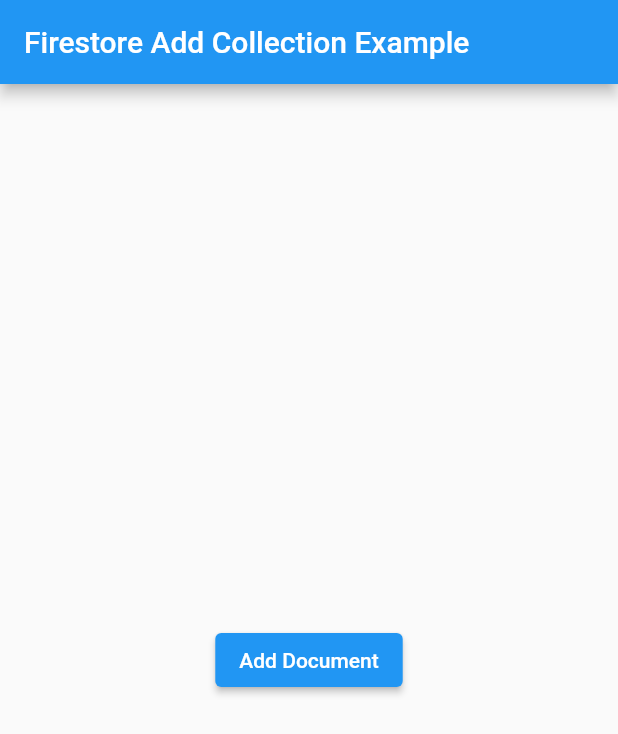
After one commit to hifdzimaulana34/project_madhang, a Flutter app: the MyHomePage screen opened directly, after a tap on "Add Document", on a phone screen of 412 x 824 dp. The commit adds this screen. Shown: the top 734 px of the screen. Run offline on Flutter 3.47's test engine with Material 2 defaults, Android fonts, the phone set to English and light mode, and no system bars; our stand-ins replace cloud_firestore, firebase_core; accounts and stored records are empty.

Commit message:
fitur Create

```diff
--- /dev/null
+++ b/lib/testing.dart
@@ -0,0 +1,56 @@
+import 'package:flutter/material.dart';
+import 'package:firebase_core/firebase_core.dart';
+import 'package:cloud_firestore/cloud_firestore.dart';
+
+void main() async {
+  WidgetsFlutterBinding.ensureInitialized();
+  await Firebase.initializeApp();
+
+  runApp(MyApp());
+}
+
+class MyApp extends StatelessWidget {
+  @override
+  Widget build(BuildContext context) {
+    return MaterialApp(
+      title: 'Firestore Add Collection Example',
+      theme: ThemeData(
+        primarySwatch: Colors.blue,
+      ),
+      home: MyHomePage(),
+    );
+  }
+}
+
+class MyHomePage extends StatelessWidget {
+  final FirebaseFirestore firestore = FirebaseFirestore.instance;
+  final CollectionReference collectionRef =
+      FirebaseFirestore.instance.collection('newCollection');
+
+  void addDocument() async {
+    try {
+      await collectionRef.add({
+        'field1': 'value1',
+        'field2': 'value2',
+      });
+      print('Document added successfully');
+    } catch (e) {
+      print('Error adding document: $e');
+    }
+  }
+
+  @override
+  Widget build(BuildContext context) {
+    return Scaffold(
+      appBar: AppBar(
+        title: Text('Firestore Add Collection Example'),
+      ),
+      body: Center(
+        child: ElevatedButton(
+          onPressed: addDocument,
+          child: Text('Add Document'),
+        ),
+      ),
+    );
+  }
+}
--- a/pubspec.yaml
+++ b/pubspec.yaml
@@ -28,6 +28,8 @@
 # the latest version available on pub.dev. To see which dependencies have newer
 # versions available, run `flutter pub outdated`.
 dependencies:
+  cloud_firestore:
+  firebase_core:
   flutter:
     sdk: flutter
 
```
Also changed, not shown: lib/main.dart (+40 -15 lines), pubspec.lock, 4 other files.
